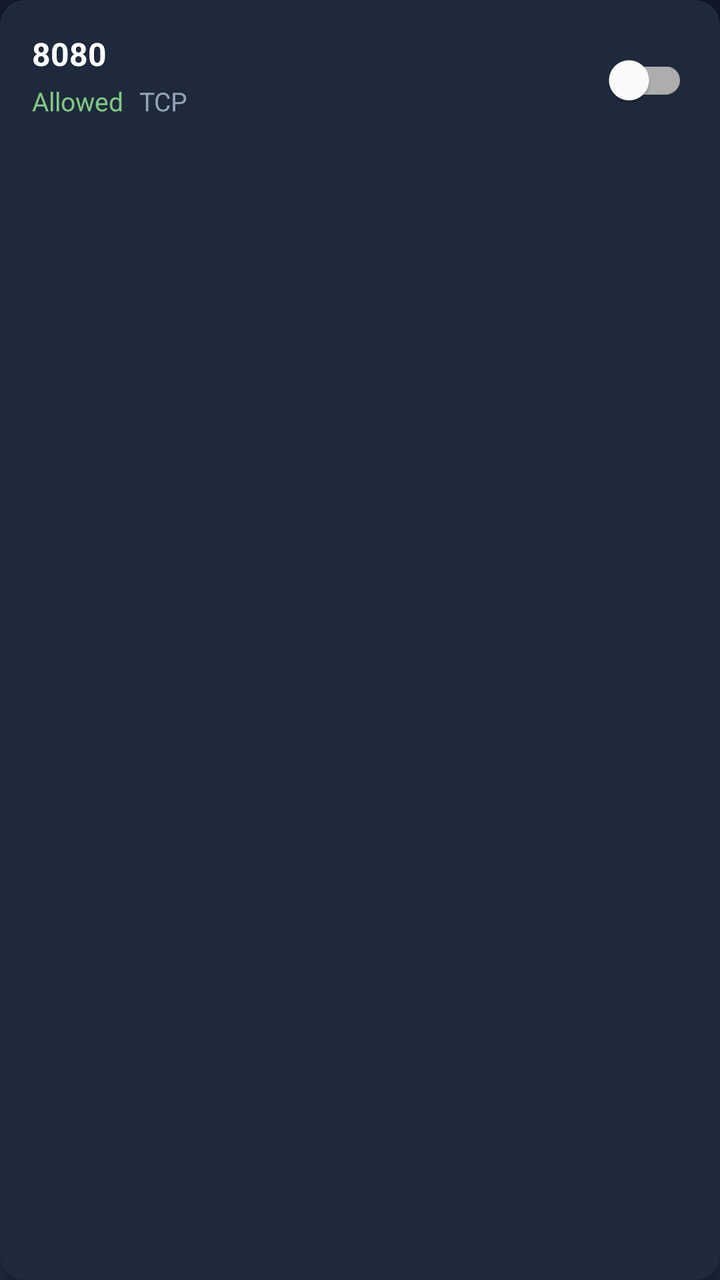
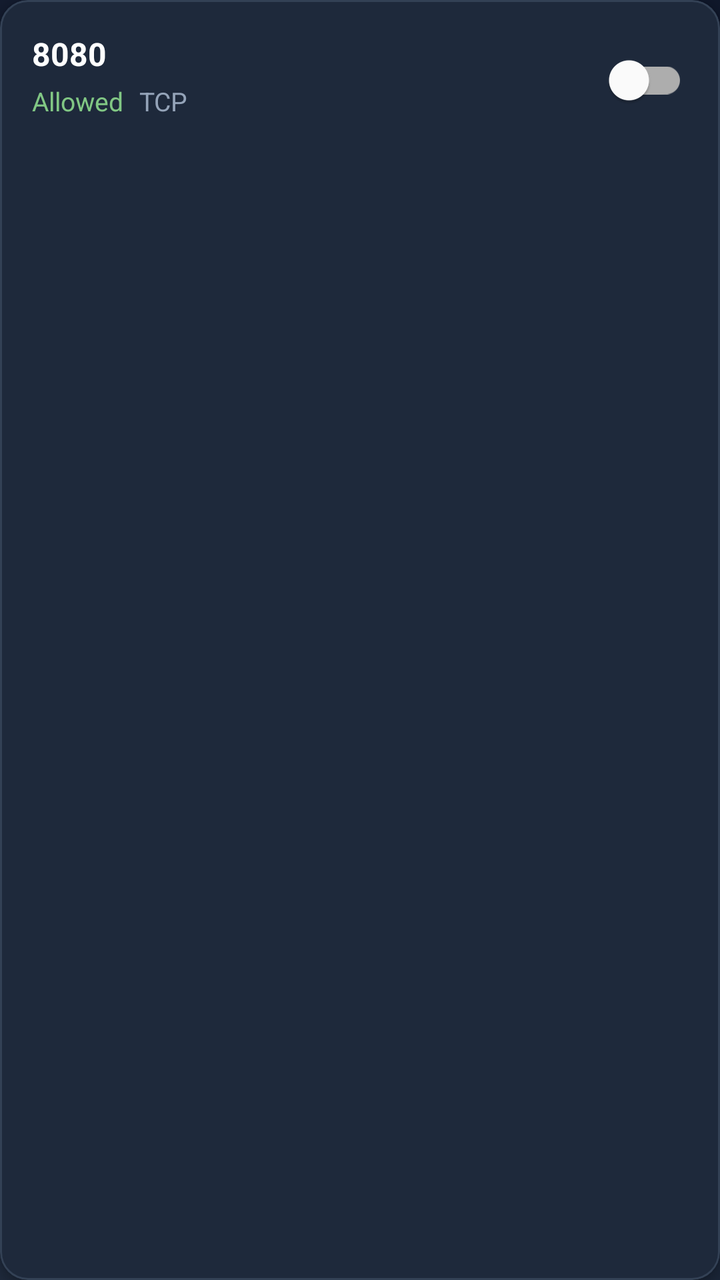

Compare the two renders of this Android layout. The source of the first and the diff that turns it into the second are given below.
<!-- AndroidManifest.xml: application theme Theme.VortexTV -->
<!-- res/layout/item_firewall_port.xml -->
<?xml version="1.0" encoding="utf-8"?>
<com.google.android.material.card.MaterialCardView
    xmlns:android="http://schemas.android.com/apk/res/android"
    xmlns:app="http://schemas.android.com/apk/res-auto"
    android:layout_width="match_parent"
    android:layout_height="wrap_content"
    android:layout_marginHorizontal="8dp"
    android:layout_marginVertical="5dp"
    android:focusable="true"
    android:focusableInTouchMode="true"
    android:clickable="true"
    android:stateListAnimator="@animator/scaler"
    android:descendantFocusability="afterDescendants"
    app:cardBackgroundColor="@color/primary_light"
    app:cardCornerRadius="12dp"
    app:cardElevation="3dp">

    <androidx.constraintlayout.widget.ConstraintLayout
        android:layout_width="match_parent"
        android:layout_height="wrap_content"
        android:padding="16dp"
        android:minHeight="56dp">

        <TextView
            android:id="@+id/tvPort"
            android:layout_width="0dp"
            android:layout_height="wrap_content"
            android:layout_marginEnd="16dp"
            app:layout_constrainedWidth="true"
            android:text="8080"
            android:textColor="@color/white"
            android:textSize="16sp"
            android:textStyle="bold"
            android:maxLines="3"
            android:ellipsize="end"
            android:breakStrategy="simple"
            app:layout_constraintStart_toStartOf="parent"
            app:layout_constraintEnd_toStartOf="@id/switchBlock"
            app:layout_constraintTop_toTopOf="parent" />

        <TextView
            android:id="@+id/tvStatus"
            android:layout_width="wrap_content"
            android:layout_height="wrap_content"
            android:text="Allowed"
            android:textColor="#81C784"
            android:textSize="13sp"
            android:layout_marginTop="4dp"
            app:layout_constraintStart_toStartOf="parent"
            app:layout_constraintTop_toBottomOf="@id/tvPort" />

        <TextView
            android:id="@+id/tvProtocol"
            android:layout_width="wrap_content"
            android:layout_height="wrap_content"
            android:text="TCP"
            android:textColor="#94A3B8"
            android:textSize="13sp"
            android:layout_marginStart="8dp"
            app:layout_constraintStart_toEndOf="@id/tvStatus"
            app:layout_constraintBaseline_toBaselineOf="@id/tvStatus" />

        <com.google.android.material.switchmaterial.SwitchMaterial
            android:id="@+id/switchBlock"
            android:layout_width="wrap_content"
            android:layout_height="wrap_content"
            android:focusable="false"
            android:clickable="false"
            android:importantForAccessibility="no"
            app:layout_constraintEnd_toEndOf="parent"
            app:layout_constraintTop_toTopOf="parent"
            app:layout_constraintBottom_toBottomOf="parent" />

    </androidx.constraintlayout.widget.ConstraintLayout>

</com.google.android.material.card.MaterialCardView>
<!-- resources referenced by this layout -->
<resources>
  <color name="primary_light">#1E293B</color>
  <color name="white">#FFFFFFFF</color>
  <style name="Theme.VortexTV" parent="Theme.MaterialComponents.DayNight.NoActionBar">
          
          <item name="colorPrimary">@color/accent_color</item>
          <item name="colorPrimaryVariant">@color/accent_focus</item>
          <item name="colorOnPrimary">@color/white</item>
          
          <item name="colorSecondary">@color/teal_200</item>
          <item name="colorSecondaryVariant">@color/teal_700</item>
          <item name="colorOnSecondary">@color/black</item>
          
          
          <item name="android:statusBarColor">@color/primary_dark</item>
          <item name="android:windowBackground">@drawable/bg_main</item>
      </style>
  <color name="accent_color">#6366F1</color>
  <color name="accent_focus">#818CF8</color>
  <color name="teal_200">#03DAC5</color>
  <color name="teal_700">#018786</color>
  <color name="black">#FF000000</color>
  <color name="primary_dark">#0F172A</color>
  <!-- drawable bg_main (drawable) -->
  <?xml version="1.0" encoding="utf-8"?>
  <shape xmlns:android="http://schemas.android.com/apk/res/android"
      android:shape="rectangle">
      <gradient
          android:angle="45"
          android:endColor="@color/primary_dark"
          android:startColor="@color/primary_light"
          android:type="linear" />
  </shape>
</resources>

<!-- the commit's change to res/layout/item_firewall_port.xml (unified diff, before → after) -->
@@ -11,8 +11,11 @@
     android:clickable="true"
     android:stateListAnimator="@animator/scaler"
     android:descendantFocusability="afterDescendants"
-    app:cardBackgroundColor="@color/primary_light"
-    app:cardCornerRadius="12dp"
+    android:foreground="@drawable/selector_item_virtual_app"
+    app:cardBackgroundColor="#1E293B"
+    app:cardCornerRadius="14dp"
+    app:strokeColor="#334155"
+    app:strokeWidth="1dp"
     app:cardElevation="3dp">
 
     <androidx.constraintlayout.widget.ConstraintLayout
<!-- resource entries referenced after the edit -->
@@ -2,6 +2,40 @@
 <resources>
   <color name="primary_light">#1E293B</color>
   <color name="white">#FFFFFFFF</color>
+  <!-- drawable selector_item_virtual_app (drawable) -->
+  <?xml version="1.0" encoding="utf-8"?>
+  <selector xmlns:android="http://schemas.android.com/apk/res/android">
+      
+      
+      <item android:state_focused="true">
+          <shape android:shape="rectangle">
+              <stroke 
+                  android:width="4dp" 
+                  android:color="#FFFFFF"/>
+              <corners android:radius="8dp"/>
+              <solid android:color="#20FFFFFF"/> 
+          </shape>
+      </item>
+      
+      
+      <item android:state_pressed="true">
+          <shape android:shape="rectangle">
+              <stroke 
+                  android:width="6dp" 
+                  android:color="#3B82F6"/>
+              <corners android:radius="12dp"/>
+          </shape>
+      </item>
+      
+      
+      <item>
+          <shape android:shape="rectangle">
+              <solid android:color="#00000000"/>
+              <corners android:radius="12dp"/>
+          </shape>
+      </item>
+      
+  </selector>
   <style name="Theme.VortexTV" parent="Theme.MaterialComponents.DayNight.NoActionBar">
           
           <item name="colorPrimary">@color/accent_color</item>
